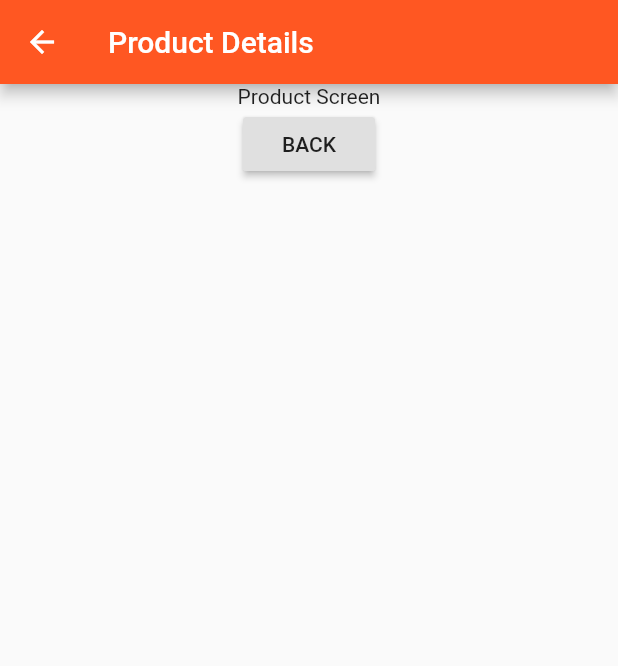
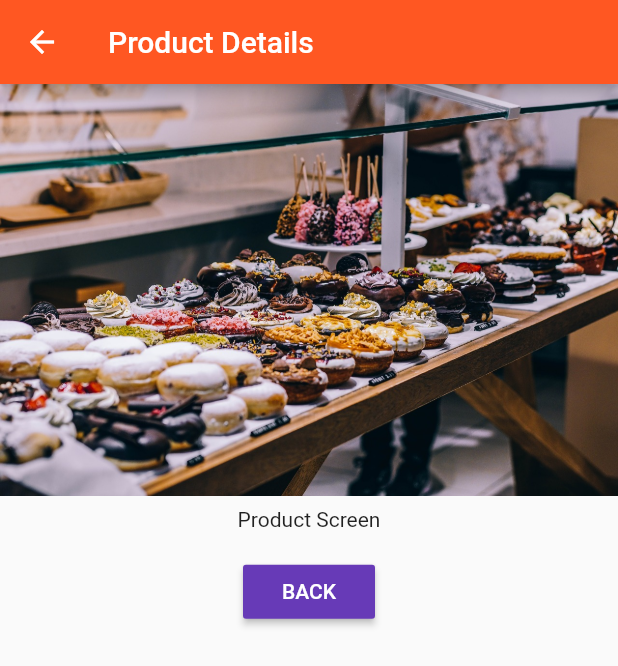
Before and after one commit to andres-gr/udemy-flutter-course-2019, a Flutter app: the screen it shows after launch, after a tap on "Add Product", after a tap on "Details", on a phone screen of 412 x 824 dp. Shown: the top 666 px of the screen. Run offline on Flutter 3.47's test engine with Material 2 defaults, Android fonts, the phone set to English and light mode, and no system bars.

Commit message:
video 69 done

```diff
--- a/lib/product_control.dart
+++ b/lib/product_control.dart
@@ -12,8 +12,10 @@ class ProductControl extends StatelessWidget {
   Widget build(BuildContext context) {
     return RaisedButton(
       key: const Key('ProductManagerRaisedButton'),
+      color: Theme.of(context).primaryColor,
+      textColor: Colors.white,
+      child: const Text('Add Product'),
       onPressed: () => handlePress('Sweets'),
-      child: const Text('Add Product'),
     );
   }
 }
--- a/lib/screens/product.dart
+++ b/lib/screens/product.dart
@@ -14,21 +14,29 @@ class ProductScreen extends StatelessWidget {
         key: generateKey(),
         title: const Text('Product Details'),
       ),
-      body: Center(
+      body: Column(
         key: generateKey(),
-        child: Column(
-          key: generateKey(),
-          children: <Widget>[
-            const Text('Product Screen'),
-            RaisedButton(
+        children: <Widget>[
+          Image.asset('assets/food.jpg'),
+          Container(
+            key: generateKey(),
+            margin: EdgeInsets.all(8.0),
+            child: const Text('Product Screen'),
+          ),
+          Container(
+            key: generateKey(),
+            margin: EdgeInsets.all(8.0),
+            child: RaisedButton(
               key: generateKey(),
+              color: Theme.of(context).accentColor,
+              textColor: Colors.white,
               child: const Text('BACK'),
               onPressed: () {
                 Navigator.pop(context);
               },
             ),
-          ],
-        ),
+          ),
+        ],
       ),
     );
   }
```
